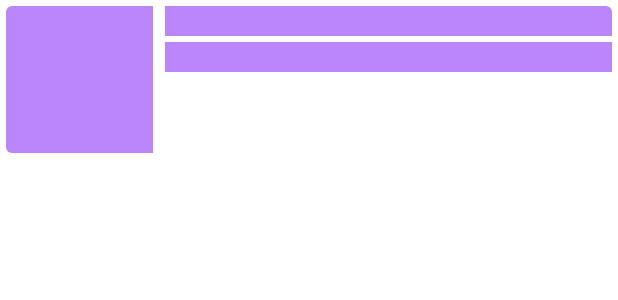
After one commit to enigma-uc/OrderFood, an Android app: the layout shimmer_row_placeholder.xml on its own in the app's theme, with its tools: preview values and no code run, on a phone screen of 412 x 824 dp. The commit adds this screen. Shown: the top 300 px of the screen. Run offline under Robolectric (Android 15) with nearby library versions, the phone set to English and light mode, and no system bars.

Commit message:
Added Shimmer Effect

```diff
--- a/app/build.gradle
+++ b/app/build.gradle
@@ -43,4 +43,7 @@ dependencies {
     testImplementation 'junit:junit:4.+'
     androidTestImplementation 'androidx.test.ext:junit:1.1.2'
     androidTestImplementation 'androidx.test.espresso:espresso-core:3.3.0'
+    //Shimmer Dependencies
+    implementation 'com.facebook.shimmer:shimmer:0.5.0'
+    implementation 'com.todkars:shimmer-recyclerview:0.4.1'
 }
--- a/app/src/main/AndroidManifest.xml
+++ b/app/src/main/AndroidManifest.xml
@@ -1,7 +1,7 @@
 <?xml version="1.0" encoding="utf-8"?>
 <manifest xmlns:android="http://schemas.android.com/apk/res/android"
     package="com.example.orderfood">
-
+    <uses-permission android:name="android.permission.INTERNET" />
     <application
         android:allowBackup="true"
         android:icon="@mipmap/ic_launcher"
--- a/app/src/main/java/com/example/orderfood/RecipeFragment.kt
+++ b/app/src/main/java/com/example/orderfood/RecipeFragment.kt
@@ -5,6 +5,7 @@ import androidx.fragment.app.Fragment
 import android.view.LayoutInflater
 import android.view.View
 import android.view.ViewGroup
+import com.todkars.shimmer.ShimmerRecyclerView
 
 
 class RecipeFragment : Fragment() {
@@ -15,7 +16,9 @@ class RecipeFragment : Fragment() {
         savedInstanceState: Bundle?
     ): View? {
         // Inflate the layout for this fragment
-        return inflater.inflate(R.layout.fragment_recipe, container, false)
+         val view= inflater.inflate(R.layout.fragment_recipe, container, false)
+        view.findViewById<ShimmerRecyclerView>(R.id.shimmer_rcv).showShimmer()
+        return view
     }
 
 
--- /dev/null
+++ b/app/src/main/res/layout/shimmer_row_placeholder.xml
@@ -0,0 +1,63 @@
+<?xml version="1.0" encoding="utf-8"?>
+<androidx.constraintlayout.widget.ConstraintLayout
+    xmlns:android="http://schemas.android.com/apk/res/android"
+    xmlns:app="http://schemas.android.com/apk/res-auto"
+    xmlns:tools="http://schemas.android.com/tools"
+    android:id="@+id/recipesRowLayout"
+    android:layout_width="match_parent"
+    android:layout_height="98dp"
+    android:layout_margin="4dp">
+
+    <com.google.android.material.card.MaterialCardView
+        android:id="@+id/row_card"
+        android:layout_width="match_parent"
+        android:layout_height="98dp"
+        android:elevation="2dp"
+        app:cardCornerRadius="4dp"
+        app:layout_constraintStart_toStartOf="parent"
+        app:layout_constraintTop_toTopOf="parent">
+
+        <androidx.constraintlayout.widget.ConstraintLayout
+            android:id="@+id/card_container"
+            android:layout_width="match_parent"
+            android:layout_height="match_parent">
+
+            <View
+                android:id="@+id/itemImg"
+                android:layout_width="98dp"
+                android:layout_height="98dp"
+                android:background="@color/purple_200"
+                app:layout_constraintStart_toStartOf="parent"
+                app:layout_constraintTop_toTopOf="parent"
+                tools:src="@tools:sample/avatars" />
+
+            <View
+                android:id="@+id/itemTitle"
+                android:background="@color/purple_200"
+                android:layout_width="match_parent"
+                android:layout_height="20dp"
+                android:layout_marginStart="106dp"
+                android:layout_marginLeft="8dp"
+                app:layout_constraintEnd_toEndOf="parent"
+                android:textStyle="bold"
+                android:textSize="18sp"
+                app:layout_constraintStart_toEndOf="@+id/itemImg"
+                app:layout_constraintTop_toTopOf="@+id/itemImg" />
+
+            <View
+                android:id="@+id/itemDesc"
+                android:background="@color/purple_200"
+                android:layout_width="match_parent"
+                android:layout_height="20dp"
+                android:layout_marginStart="106dp"
+                android:layout_marginVertical="4dp"
+                android:textSize="14sp"
+                android:textStyle="bold"
+                app:layout_constraintTop_toBottomOf="@+id/itemTitle"
+                app:layout_constraintStart_toEndOf="@+id/itemImg"
+                app:layout_constraintEnd_toEndOf="parent"
+                android:layout_marginLeft="8dp" />
+        </androidx.constraintlayout.widget.ConstraintLayout>
+    </com.google.android.material.card.MaterialCardView>
+
+</androidx.constraintlayout.widget.ConstraintLayout>
```
Also changed, not shown: app/src/main/res/drawable/ic_menu.xml (added, +10 -0 lines), app/src/main/res/drawable/ic_no_connection.xml (added, +10 -0 lines), app/src/main/res/layout/fragment_recipe.xml (+44 -5 lines), app/src/main/res/layout/recipes_row_layout.xml (added, +59 -0 lines).
